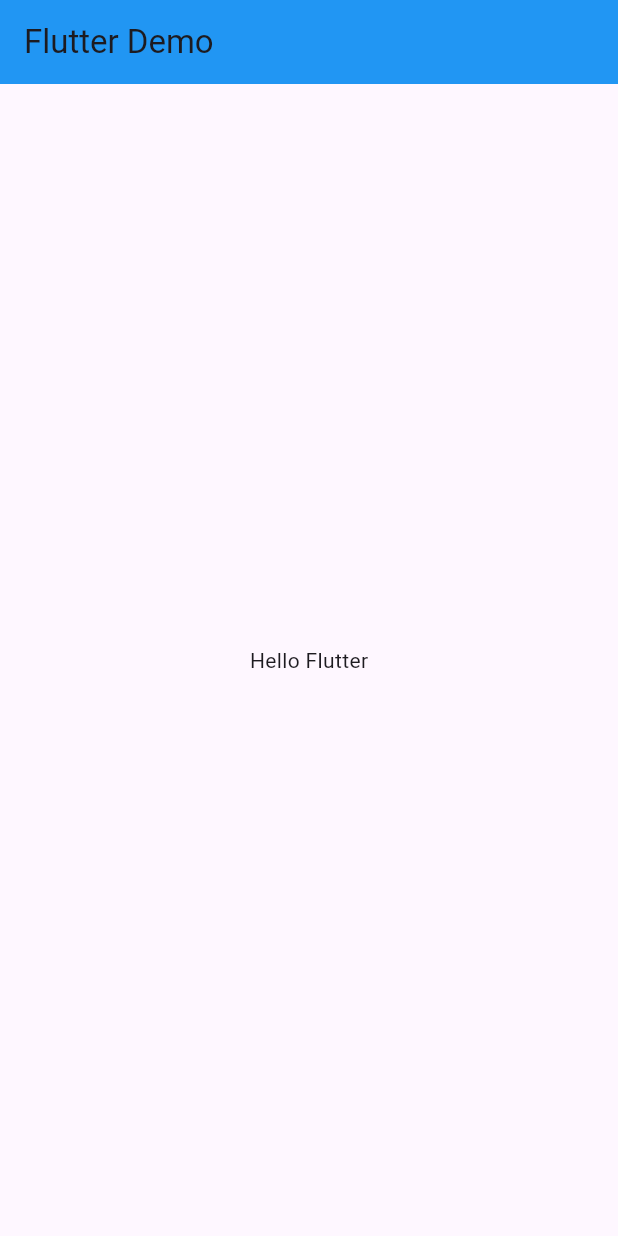
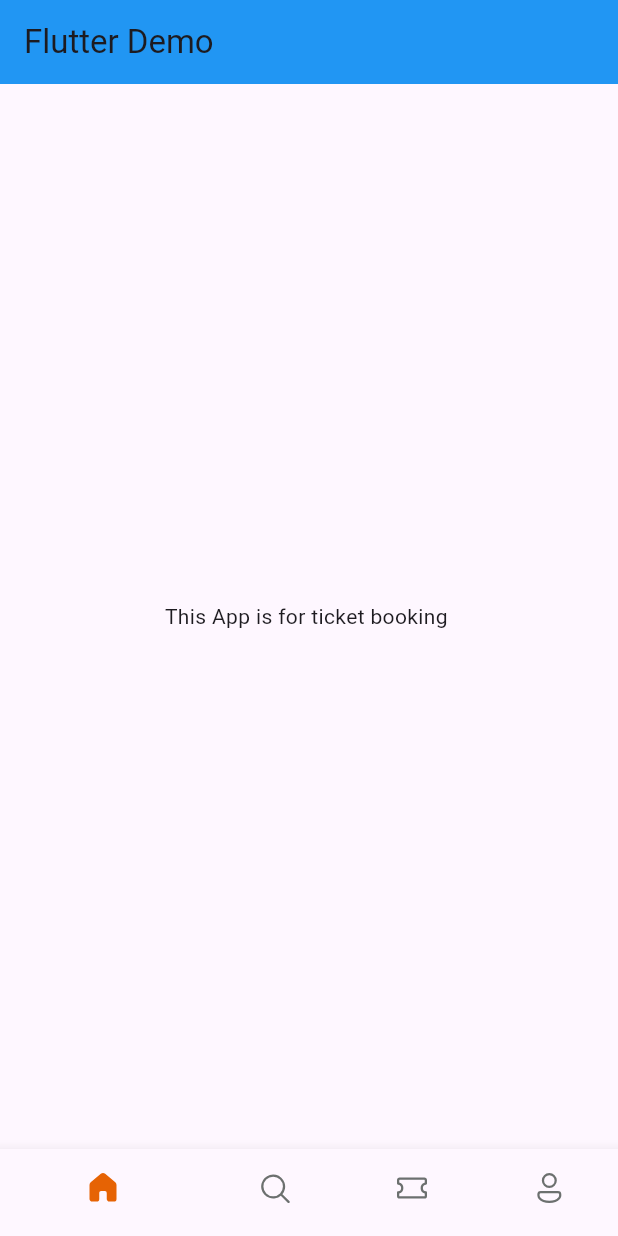
Before and after one commit to Qasim-Aly1/ticket-app, a Flutter app: the screen it shows after launch, on a phone screen of 412 x 824 dp. Run offline on Flutter 3.47's test engine with Material 3 defaults, Android fonts, the phone set to English and light mode, and no system bars; our stand-ins replace fluentui_icons.

Commit message:
Footer widget add to the ticket

```diff
--- /dev/null
+++ b/lib/base/bottom_bar_nav.dart
@@ -0,0 +1,36 @@
+import 'package:flutter/material.dart';
+import 'package:fluentui_icons/fluentui_icons.dart';
+
+class BottomBarNav extends StatefulWidget {
+  const BottomBarNav({super.key});
+
+  @override
+  State<BottomBarNav> createState() => _BottomBarNavState();
+}
+
+class _BottomBarNavState extends State<BottomBarNav> {
+  @override
+  Widget build(BuildContext context) {
+    return Scaffold(
+        appBar: AppBar(
+          title:  Text('Flutter Demo'),
+          backgroundColor: Colors.blue,
+        ),
+        body: Center(child: const Text("This App is for ticket booking ")),
+        bottomNavigationBar: BottomNavigationBar(items: const
+         [
+          BottomNavigationBarItem(icon: Icon(FluentSystemIcons.ic_fluent_home_regular), activeIcon: Icon(FluentSystemIcons.ic_fluent_home_filled), label: 'Home'),
+          BottomNavigationBarItem(icon: Icon(FluentSystemIcons.ic_fluent_search_regular), activeIcon: Icon(FluentSystemIcons.ic_fluent_search_filled), label: 'Search'),
+          BottomNavigationBarItem(icon: Icon(FluentSystemIcons.ic_fluent_ticket_regular), activeIcon: Icon(FluentSystemIcons.ic_fluent_ticket_filled), label: 'Ticket'),
+          BottomNavigationBarItem(icon: Icon(FluentSystemIcons.ic_fluent_person_regular), activeIcon: Icon(FluentSystemIcons.ic_fluent_person_filled), label: 'Person'),
+
+
+        ],
+        selectedItemColor:  Color(0xFFE66304),
+        unselectedItemColor:  Color(0xFF6C706F),
+        showSelectedLabels: false,
+
+        ),
+      ) ;
+  }
+}
--- a/lib/main.dart
+++ b/lib/main.dart
@@ -1,4 +1,6 @@
+
 import 'package:flutter/material.dart';
+import 'package:ticket/base/bottom_bar_nav.dart';
 
 void main() {
   runApp(const MyApp());
@@ -16,13 +18,7 @@ class MyApp extends StatelessWidget {
         colorScheme: ColorScheme.fromSeed(seedColor: Colors.deepPurple),
         useMaterial3: true,
       ),
-      home: Scaffold(
-        appBar: AppBar(
-          title: const Text('Flutter Demo'),
-          backgroundColor: Colors.blue,
-        ),
-        body: Center(child: const Text("Hello Flutter")),
-      )
+      home: BottomBarNav(),
 
     );
   }
--- a/pubspec.yaml
+++ b/pubspec.yaml
@@ -34,6 +34,7 @@ dependencies:
   # The following adds the Cupertino Icons font to your application.
   # Use with the CupertinoIcons class for iOS style icons.
   cupertino_icons: ^1.0.8
+  fluentui_icons: ^1.0.0
 
 dev_dependencies:
   flutter_test:
```
Also changed, not shown: pubspec.lock.
